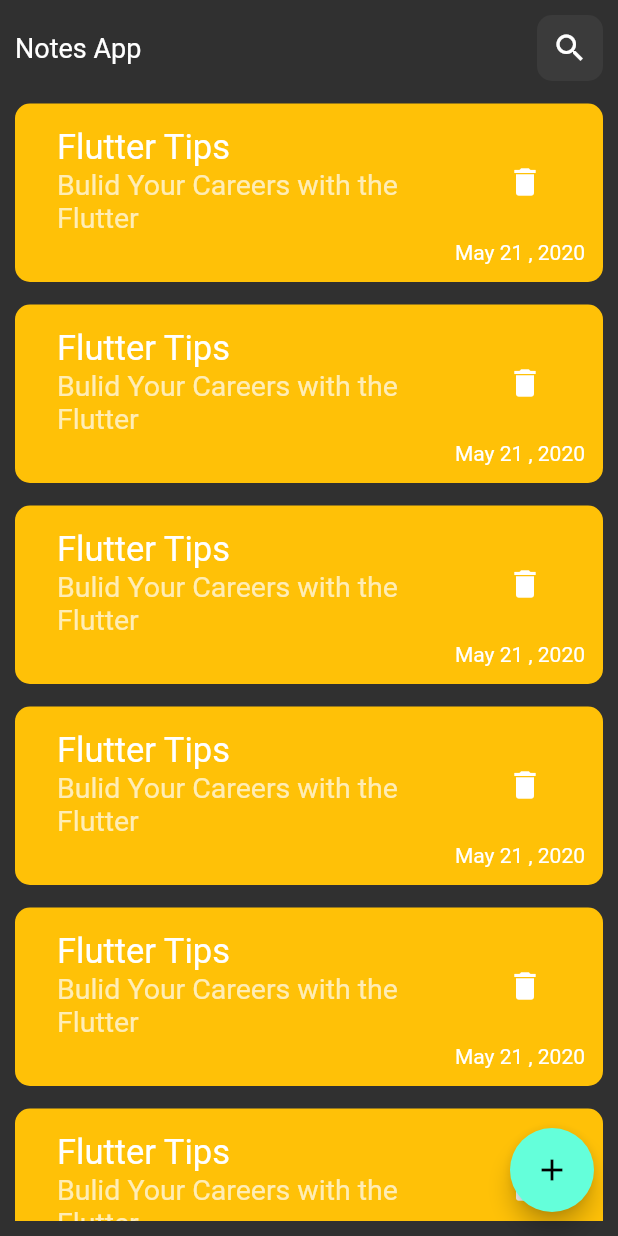
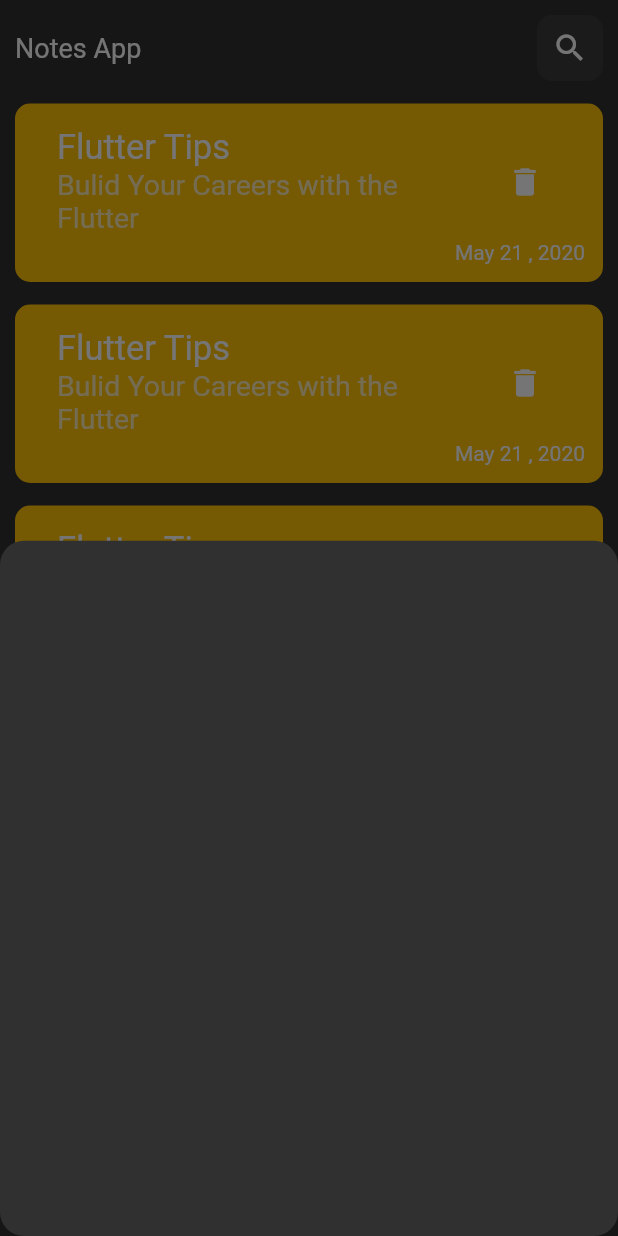
Before and after one commit to abdalrhmanreda/note_app, a Flutter app: the screen it shows after launch, after a tap on the "add" icon, on a phone screen of 412 x 824 dp. Run offline on Flutter 3.47's test engine with Material 2 defaults, Android fonts, the phone set to English and light mode, and no system bars; our stand-ins replace google_fonts.

Commit message:
add border raduis to bottomsheet

```diff
--- a/lib/views/home_screen.dart
+++ b/lib/views/home_screen.dart
@@ -1,4 +1,5 @@
 import 'package:flutter/material.dart';
+import 'package:note_app/views/widgets/add_note.dart';
 import 'package:note_app/views/widgets/notes_body_view.dart';
 
 class NotesView extends StatelessWidget {
@@ -9,7 +10,16 @@ class NotesView extends StatelessWidget {
     return Scaffold(
       body: const NotesViewBody(),
       floatingActionButton: FloatingActionButton(
-        onPressed: () {},
+        onPressed: () {
+          showModalBottomSheet(
+              shape: RoundedRectangleBorder(
+                borderRadius: BorderRadius.circular(16),
+              ),
+              context: context,
+              builder: (context) {
+                return const CustomAddNote();
+              });
+        },
         child: const Icon(Icons.add),
       ),
     );
--- /dev/null
+++ b/lib/views/widgets/add_note.dart
@@ -0,0 +1,10 @@
+import 'package:flutter/material.dart';
+
+class CustomAddNote extends StatelessWidget {
+  const CustomAddNote({super.key});
+
+  @override
+  Widget build(BuildContext context) {
+    return Container();
+  }
+}
```
